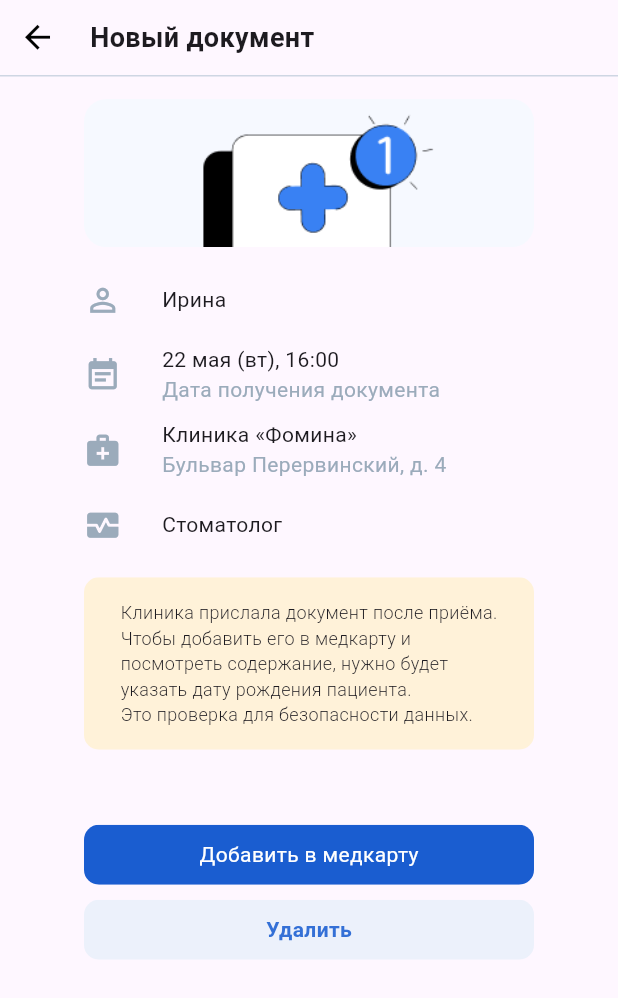
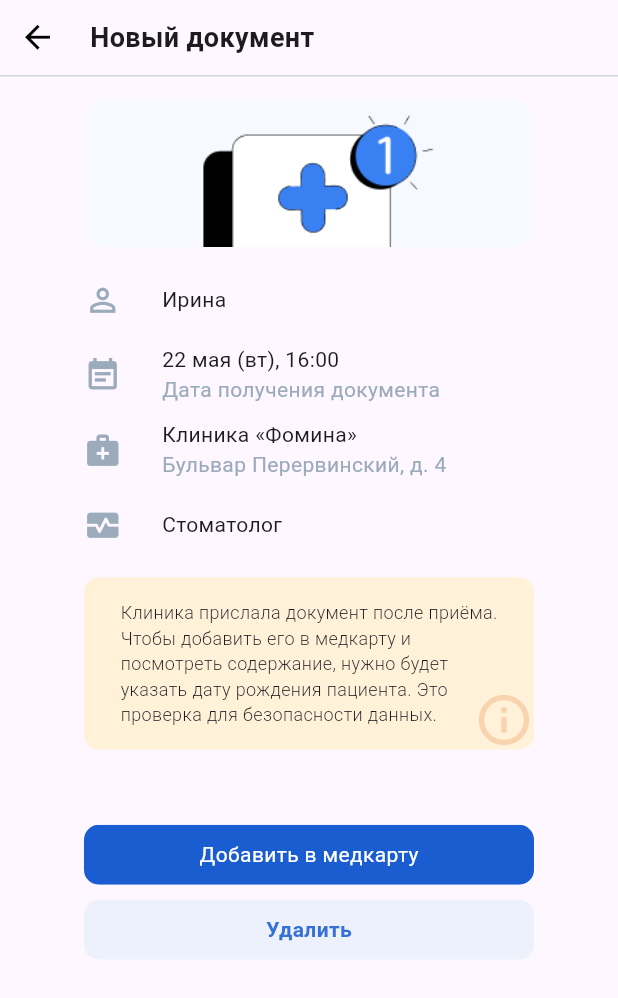
Before and after one commit to nikitakisel/flutter_medrocket_task, a Flutter app: the screen it shows after launch, on a phone screen of 412 x 824 dp. Shown: the top 998 px of the screen. Run offline on Flutter 3.47's test engine with Material 3 defaults, Android fonts, the phone set to English and light mode, and no system bars.

Commit message:
add info icon on white widget

```diff
--- a/lib/main.dart
+++ b/lib/main.dart
@@ -130,24 +130,43 @@
                           crossAxisAlignment: CrossAxisAlignment.center,
                           children: [
 
-                            Padding(
+                            Padding( // Добавляем Padding здесь
                               padding: const EdgeInsets.only(bottom: 50),
                               child: ClipRRect(
                                 borderRadius: BorderRadius.circular(10.0),
                                 child: SizedBox(
                                   width: 300,
                                   height: 115,
-                                  child: ColoredBox(
-                                    color: Color(0xfffff2d9),
-                                    child: Center(
-                                      child: Text(
-                                        "Клиника прислала документ после приёма.\nЧтобы добавить его в медкарту и\nпосмотреть содержание, нужно будет\nуказать дату рождения пациента.\nЭто проверка для безопасности данных.",
-                                        style: TextStyle(
-                                          fontSize: 12,
-                                          fontWeight: FontWeight.w300,
+                                  child: Stack(
+                                    children: [
+
+                                      ColoredBox(
+                                        color: const Color(0xfffff2d9),
+                                        child: Center(
+                                          child: Padding(
+                                            padding: const EdgeInsets.all(8.0),
+                                            child: Text(
+                                              "Клиника прислала документ после приёма.\nЧтобы добавить его в медкарту и\nпосмотреть содержание, нужно будет\nуказать дату рождения пациента. Это\nпроверка для безопасности данных.",
+                                              style: const TextStyle(
+                                                fontSize: 12,
+                                                fontWeight: FontWeight.w300,
+                                              ),
+                                            ),
+                                          ),
                                         ),
                                       ),
-                                    ),
+
+                                      Positioned(
+                                        bottom: 0.0,
+                                        right: 0.0,
+                                        child: const Icon(
+                                          Icons.info_outline, // Или Icons.info
+                                          size: 40,
+                                          color: Color(0xfff9d2ae),
+                                        ),
+                                      ),
+
+                                    ],
                                   ),
                                 ),
                               ),
```
